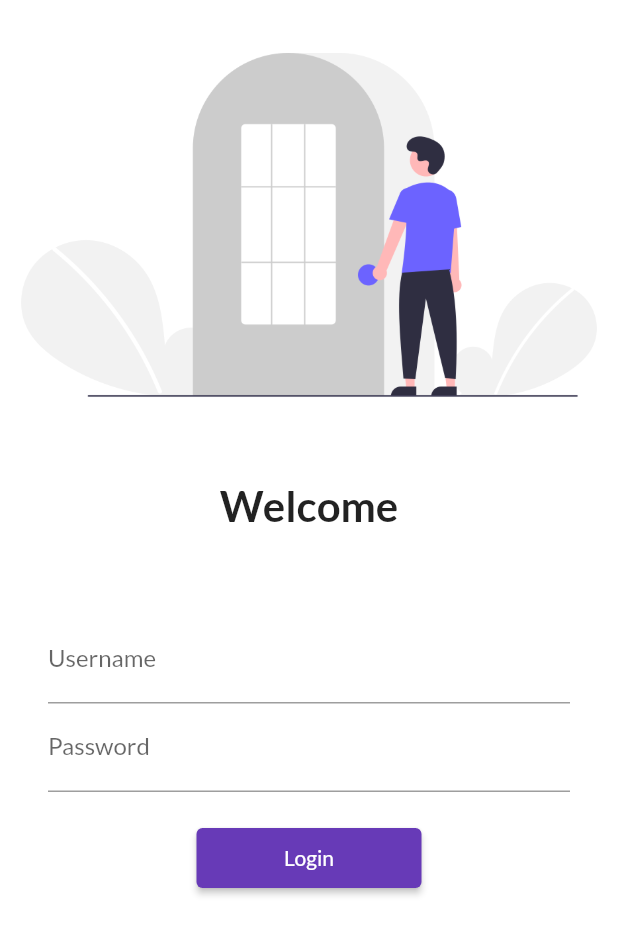
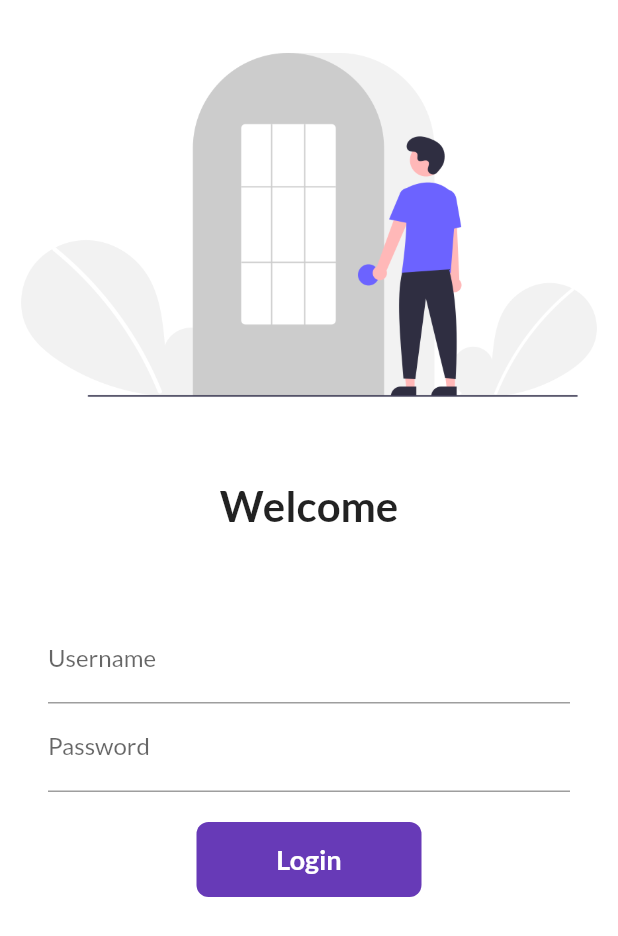
Before and after one commit to Yash9084/30DaysOfFlutter, a Flutter app: the screen it shows after launch, on a phone screen of 412 x 824 dp. Shown: the top 936 px of the screen. Run offline on Flutter 3.47's test engine with Material 2 defaults, Android fonts, the phone set to English and light mode, and no system bars; our stand-ins replace google_fonts.

Commit message:
Day 6 completed

```diff
--- a/lib/pages/login_page.dart
+++ b/lib/pages/login_page.dart
@@ -1,8 +1,16 @@
 import 'package:flutter/material.dart';
 import 'package:flutter_catalog/utils/routes.dart';
 
-class LoginPage extends StatelessWidget {
+class LoginPage extends StatefulWidget {
   const LoginPage({super.key});
+
+  @override
+  State<LoginPage> createState() => _LoginPageState();
+}
+
+class _LoginPageState extends State<LoginPage> {
+  String name = "";
+  bool changeButton = false;
 
   @override
   Widget build(BuildContext context) {
@@ -39,6 +47,10 @@ class LoginPage extends StatelessWidget {
                       hintText: "Enter username",
                       labelText: "Username",
                     ),
+                    onChanged: (value) {
+                      name = value;
+                      setState(() {});
+                    },
                   ),
                   TextFormField(
                     obscureText: true,
@@ -50,14 +62,48 @@ class LoginPage extends StatelessWidget {
                   const SizedBox(
                     height: 20.0,
                   ),
-                  ElevatedButton(
-                    style:
-                        TextButton.styleFrom(minimumSize: const Size(150, 40)),
-                    onPressed: () {
-                      Navigator.pushNamed(context, MyRoutes.homeRoute);
-                    },
-                    child: const Text("Login"),
-                  ),
+                  InkWell(
+                      onTap: () async {
+                        setState(() {
+                          changeButton = true;
+                        });
+                        await Future.delayed(Duration(seconds: 1));
+                        Navigator.pushNamed(context, MyRoutes.homeRoute);
+                      },
+                      child: AnimatedContainer(
+                        duration: Duration(seconds: 1),
+                        width: changeButton? 50 : 150,
+                        height: 50,
+                        alignment: Alignment.center,
+
+                           // borderRadius: BorderRadius.circular(changeButton ? 20 : 8))
+                        // ignore: sort_child_properties_last
+                        child: changeButton ? Icon(
+                          Icons.done,
+                          color: Colors.white,
+                        )
+                          : const Text(
+                          "Login",
+                          style: TextStyle(
+                              color: Colors.white,
+                              fontWeight: FontWeight.bold,
+                              fontSize: 18),
+                        ),
+                        decoration: BoxDecoration(
+                            color: Colors.deepPurple,
+                           // shape: changeButton ? BoxShape.circle : BoxShape.rectangle,
+                            borderRadius: BorderRadius.circular(changeButton ? 50 : 8))
+                      ),
+                      ),
+
+                  // ElevatedButton(
+                  //   style:
+                  //       TextButton.styleFrom(minimumSize: const Size(150, 40)),
+                  //   onPressed: () {
+                  //     Navigator.pushNamed(context, MyRoutes.homeRoute);
+                  //   },
+                  //   child: const Text("Login"),
+                  // ),
                 ],
               ),
             )
```
